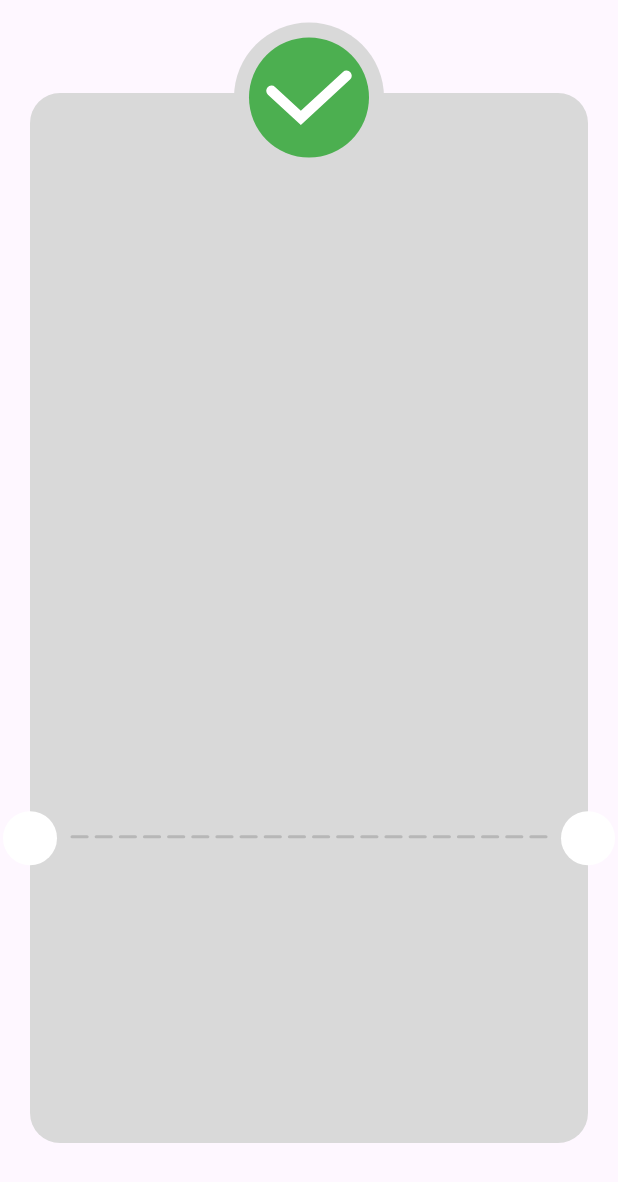
After one commit to MaZzenGamal/checkout_app, a Flutter app: the ThankYouView screen opened directly, on a phone screen of 412 x 824 dp. The commit adds this screen. Shown: the top 1182 px of the screen. Run offline on Flutter 3.47's test engine with Material 3 defaults, Android fonts, the phone set to English and light mode, and no system bars; our stand-ins replace flutter_credit_card, flutter_svg.

Commit message:
refactor thank_you_view_body.dart

```diff
--- /dev/null
+++ b/lib/Feathers/checkout/presentaion/views/widgets/custom_check_icon.dart
@@ -0,0 +1,22 @@
+import 'package:checkout_app/core/utils/images.dart';
+import 'package:flutter/material.dart';
+import 'package:flutter_svg/svg.dart';
+
+class CustomCheckIcon extends StatelessWidget {
+  const CustomCheckIcon({
+    super.key,
+  });
+
+  @override
+  Widget build(BuildContext context) {
+    return CircleAvatar(
+      radius: 50,
+      backgroundColor: const Color(0xFFD9D9D9),
+      child: CircleAvatar(
+        radius: 40,
+        backgroundColor: Colors.green,
+        child: SvgPicture.asset(done),
+      ),
+    );
+  }
+}
--- /dev/null
+++ b/lib/Feathers/checkout/presentaion/views/widgets/custom_circle_avatar.dart
@@ -0,0 +1,15 @@
+import 'package:flutter/material.dart';
+
+class CustomCircleAvatar extends StatelessWidget {
+  const CustomCircleAvatar({
+    super.key,
+  });
+
+  @override
+  Widget build(BuildContext context) {
+    return const CircleAvatar(
+      radius: 18,
+      backgroundColor: Colors.white,
+    );
+  }
+}
--- /dev/null
+++ b/lib/Feathers/checkout/presentaion/views/widgets/thank_you_card.dart
@@ -0,0 +1,16 @@
+import 'package:flutter/material.dart';
+
+class ThankYouCard extends StatelessWidget {
+  const ThankYouCard({
+    super.key,
+  });
+
+  @override
+  Widget build(BuildContext context) {
+    return Container(
+      decoration: BoxDecoration(
+          color: const Color(0xFFD9D9D9),
+          borderRadius: BorderRadius.circular(20)),
+    );
+  }
+}
--- a/lib/Feathers/checkout/presentaion/views/widgets/thank_you_view_body.dart
+++ b/lib/Feathers/checkout/presentaion/views/widgets/thank_you_view_body.dart
@@ -1,6 +1,9 @@
-import 'package:checkout_app/core/utils/images.dart';
+import 'package:checkout_app/Feathers/checkout/presentaion/views/widgets/thank_you_card.dart';
+import 'package:checkout_app/core/widgets/dashed_line.dart';
 import 'package:flutter/material.dart';
-import 'package:flutter_svg/svg.dart';
+
+import 'custom_check_icon.dart';
+import 'custom_circle_avatar.dart';
 
 class ThankYouViewBody extends StatelessWidget {
   const ThankYouViewBody({super.key});
@@ -10,68 +13,34 @@ class ThankYouViewBody extends StatelessWidget {
     return SafeArea(
         child: Stack(
       children: [
-        Padding(
-          padding: const EdgeInsets.symmetric(horizontal: 20, vertical: 62),
-          child: Container(
-            decoration: BoxDecoration(
-                color: const Color(0xFFD9D9D9),
-                borderRadius: BorderRadius.circular(20)),
-          ),
+        const Padding(
+          padding: EdgeInsets.symmetric(horizontal: 20, vertical: 62),
+          child: ThankYouCard(),
         ),
         Positioned(
           left: 2,
           bottom: MediaQuery.of(context).size.height * 0.3,
-          child: const CircleAvatar(
-            radius: 18,
-            backgroundColor: Colors.white,
+          child: const CustomCircleAvatar(),
+        ),
+        Positioned(
+          bottom: MediaQuery.of(context).size.height * 0.3 + 18,
+          left: 0,
+          right: 0,
+          child: const Padding(
+            padding: EdgeInsets.symmetric(horizontal: 45),
+            child: DashedLine(),
           ),
         ),
-         Positioned(
-           bottom: MediaQuery.of(context).size.height * 0.323,
-           left: 0,
-           right: 0,
-           child: Padding(
-             padding: const EdgeInsets.symmetric(horizontal: 45),
-             child: Row(
-              children:
-                List.generate(20, (index) => Expanded(
-                  child: Padding(
-                    padding: const EdgeInsets.symmetric(horizontal: 2),
-                    child: Container(
-                      decoration: BoxDecoration(
-                          color: const Color(0xFFB7B7B7),
-                        borderRadius: BorderRadius.circular(20)
-                      ),
-
-                      height: 2,
-                    ),
-                  ),
-                ))
-              ,
-                     ),
-           ),
-         ),
         Positioned(
           right: 2,
           bottom: MediaQuery.of(context).size.height * 0.3,
-          child: const CircleAvatar(
-            radius: 18,
-            backgroundColor: Colors.white,
-          ),
+          child: const CustomCircleAvatar(),
         ),
-        Positioned(
+        const Positioned(
           left: 0,
           right: 0,
           top: 15,
-          child:  CircleAvatar(
-            radius: 50,
-            backgroundColor: const Color(0xFFD9D9D9),
-            child:CircleAvatar(
-              radius: 40,
-              backgroundColor: Colors.green,
-              child: SvgPicture.asset(done),
-            ) ,
-          ),
+          child: CustomCheckIcon(),
         )
       ],
     ));
--- /dev/null
+++ b/lib/core/widgets/dashed_line.dart
@@ -0,0 +1,26 @@
+import 'package:flutter/material.dart';
+
+class DashedLine extends StatelessWidget {
+  const DashedLine({
+    super.key,
+  });
+
+  @override
+  Widget build(BuildContext context) {
+    return Row(
+      children: List.generate(
+          20,
+              (index) => Expanded(
+            child: Padding(
+              padding: const EdgeInsets.symmetric(horizontal: 2),
+              child: Container(
+                decoration: BoxDecoration(
+                    color: const Color(0xFFB7B7B7),
+                    borderRadius: BorderRadius.circular(20)),
+                height: 2,
+              ),
+            ),
+          )),
+    );
+  }
+}
```
